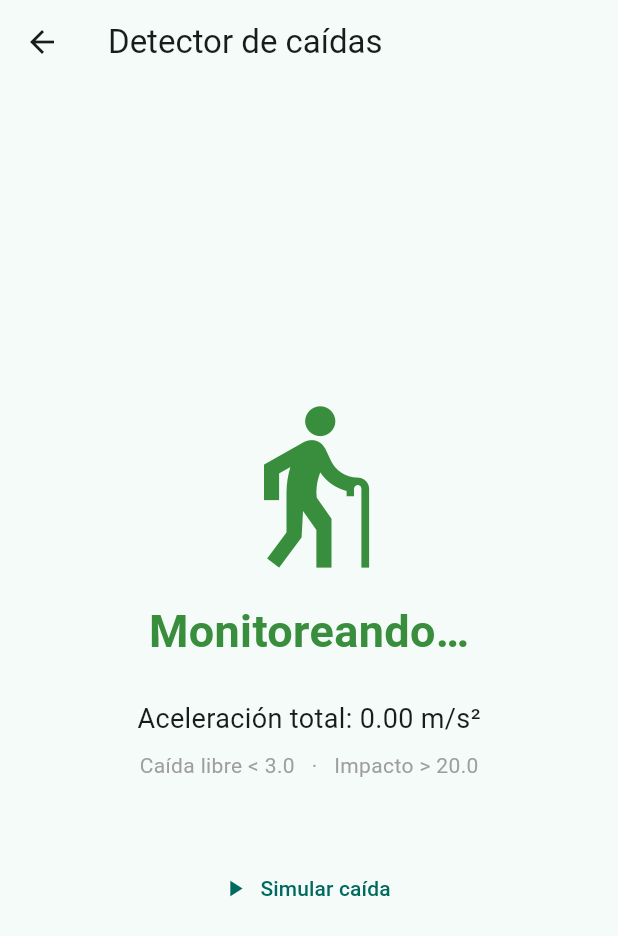
After one commit to SstefanyPerez/Acelerometro_ejemplo, a Flutter app: the screen it shows after launch, after a tap on "Detector de caídas", on a phone screen of 412 x 824 dp. The commit adds this screen. Shown: the top 936 px of the screen. Run offline on Flutter 3.47's test engine with Material 3 defaults, Android fonts, the phone set to English and light mode, and no system bars; our stand-ins replace sensors_plus.

Commit message:
Agregué pantalla de detector de caídas

```diff
--- a/lib/main.dart
+++ b/lib/main.dart
@@ -1,4 +1,5 @@
 import 'package:acelerometro_ejemplo/pantalla_bolita.dart';
+import 'package:acelerometro_ejemplo/pantalla_caidas.dart';
 import 'package:acelerometro_ejemplo/pantalla_muneco.dart';
 import 'package:flutter/material.dart';
 
@@ -57,6 +58,15 @@ class MenuPage extends StatelessWidget {
                   MaterialPageRoute(builder: (_) => const PantallaMuneco()),
                 ),
               ),
+              const SizedBox(height: 16),
+              FilledButton.icon(
+                icon: const Icon(Icons.elderly),
+                label: const Text('Detector de caídas'),
+                onPressed: () => Navigator.push(
+                  context,
+                  MaterialPageRoute(builder: (_) => const PantallaCaidas()),
+                ),
+              ),
             ],
           ),
         ),
--- /dev/null
+++ b/lib/pantalla_caidas.dart
@@ -0,0 +1,229 @@
+import 'dart:async';
+import 'dart:math' as math;
+
+import 'package:flutter/material.dart';
+import 'package:flutter/services.dart';
+import 'package:sensors_plus/sensors_plus.dart';
+
+const double umbralCaidaLibre = 3;
+const double umbralImpacto = 20;
+const Duration tiempoMaximo = Duration(seconds: 1);
+
+class PantallaCaidas extends StatefulWidget {
+  const PantallaCaidas({super.key});
+
+  @override
+  State<PantallaCaidas> createState() => _PantallaCaidasState();
+}
+
+class _PantallaCaidasState extends State<PantallaCaidas> {
+  StreamSubscription<AccelerometerEvent>? _suscripcion;
+  Timer? _temporizador;
+
+  String _estado = 'monitoreando';
+  double _aceleracion = 0;
+  DateTime? _momentoCaidaLibre;
+  int _segundos = 10;
+  String? _error;
+
+  @override
+  void initState() {
+    super.initState();
+    _suscripcion = accelerometerEventStream().listen((evento) {
+      // Pitágoras: aceleración total en los 3 ejes
+      final double total = math.sqrt(
+        evento.x * evento.x + evento.y * evento.y + evento.z * evento.z,
+      );
+
+      setState(() => _aceleracion = total);
+
+      if (_estado != 'monitoreando') return;
+
+      // Paso 1: caída libre, la aceleración baja a casi 0
+      if (total < umbralCaidaLibre) {
+        _momentoCaidaLibre = DateTime.now();
+      }
+
+      // Paso 2: impacto fuerte poco después de la caída libre
+      if (total > umbralImpacto &&
+          _momentoCaidaLibre != null &&
+          DateTime.now().difference(_momentoCaidaLibre!) < tiempoMaximo) {
+        _activarAlerta();
+      }
+    },
+        onError: (_) {
+      setState(() => _error = 'Este dispositivo no tiene acelerómetro');
+    }, cancelOnError: true);
+  }
+
+  void _activarAlerta() {
+    HapticFeedback.vibrate();
+    _momentoCaidaLibre = null;
+    setState(() {
+      _estado = 'alerta';
+      _segundos = 10;
+    });
+
+    _temporizador?.cancel();
+    _temporizador = Timer.periodic(const Duration(seconds: 1), (_) {
+      setState(() {
+        _segundos--;
+        if (_segundos == 0) {
+          _temporizador?.cancel();
+          _estado = 'enviada';
+        }
+      });
+    });
+  }
+
+  void _volverAMonitorear() {
+    _temporizador?.cancel();
+    _momentoCaidaLibre = null;
+    setState(() => _estado = 'monitoreando');
+  }
+
+  @override
+  void dispose() {
+    _suscripcion?.cancel();
+    _temporizador?.cancel();
+    super.dispose();
+  }
+
+  @override
+  Widget build(BuildContext context) {
+    if (_error != null) {
+      return Scaffold(
+        appBar: AppBar(title: const Text('Detector de caídas')),
+        body: Center(child: Text(_error!, style: const TextStyle(fontSize: 18))),
+      );
+    }
+
+    if (_estado == 'alerta') {
+      return Scaffold(
+        backgroundColor: Colors.red,
+        appBar: AppBar(title: const Text('Detector de caídas')),
+        body: Center(
+          child: Padding(
+            padding: const EdgeInsets.all(24),
+            child: Column(
+              mainAxisSize: MainAxisSize.min,
+              crossAxisAlignment: CrossAxisAlignment.stretch,
+              children: [
+                const Icon(Icons.warning, size: 100, color: Colors.white),
+                const SizedBox(height: 16),
+                const Text(
+                  '¿Estás bien?',
+                  textAlign: TextAlign.center,
+                  style: TextStyle(
+                    fontSize: 40,
+                    fontWeight: FontWeight.bold,
+                    color: Colors.white,
+                  ),
+                ),
+                const SizedBox(height: 16),
+                Text(
+                  '$_segundos',
+                  textAlign: TextAlign.center,
+                  style: const TextStyle(
+                    fontSize: 80,
+                    fontWeight: FontWeight.bold,
+                    color: Colors.white,
+                  ),
+                ),
+                const SizedBox(height: 32),
+                SizedBox(
+                  height: 80,
+                  child: FilledButton(
+                    style: FilledButton.styleFrom(
+                      backgroundColor: Colors.white,
+                      foregroundColor: Colors.red,
+                    ),
+                    onPressed: _volverAMonitorear,
+                    child: const Text(
+                      'Estoy bien',
+                      style: TextStyle(fontSize: 28, fontWeight: FontWeight.bold),
+                    ),
+                  ),
+                ),
+              ],
+            ),
+          ),
+        ),
+      );
+    }
+
+    if (_estado == 'enviada') {
+      return Scaffold(
+        appBar: AppBar(title: const Text('Detector de caídas')),
+        body: Center(
+          child: Padding(
+            padding: const EdgeInsets.all(24),
+            child: Column(
+              mainAxisSize: MainAxisSize.min,
+              crossAxisAlignment: CrossAxisAlignment.stretch,
+              children: [
+                const Icon(Icons.sms, size: 100, color: Colors.red),
+                const SizedBox(height: 16),
+                const Text(
+                  'Alerta enviada a tu contacto de emergencia',
+                  textAlign: TextAlign.center,
+                  style: TextStyle(
+                    fontSize: 26,
+                    fontWeight: FontWeight.bold,
+                    color: Colors.red,
+                  ),
+                ),
+                const SizedBox(height: 32),
+                FilledButton.icon(
+                  icon: const Icon(Icons.refresh),
+                  label: const Text('Volver a monitorear'),
+                  onPressed: _volverAMonitorear,
+                ),
+              ],
+            ),
+          ),
+        ),
+      );
+    }
+
+    return Scaffold(
+      appBar: AppBar(title: const Text('Detector de caídas')),
+      body: Center(
+        child: Padding(
+          padding: const EdgeInsets.all(24),
+          child: Column(
+            mainAxisSize: MainAxisSize.min,
+            children: [
+              Icon(Icons.elderly, size: 120, color: Colors.green.shade700),
+              const SizedBox(height: 16),
+              Text(
+                'Monitoreando…',
+                style: TextStyle(
+                  fontSize: 30,
+                  fontWeight: FontWeight.bold,
+                  color: Colors.green.shade700,
+                ),
+              ),
+              const SizedBox(height: 24),
+              Text(
+                'Aceleración total: ${_aceleracion.toStringAsFixed(2)} m/s²',
+                style: const TextStyle(fontSize: 18),
+              ),
+              const SizedBox(height: 8),
+              const Text(
+                'Caída libre < $umbralCaidaLibre   ·   Impacto > $umbralImpacto',
+                style: TextStyle(fontSize: 14, color: Colors.grey),
+              ),
+              const SizedBox(height: 48),
+              TextButton.icon(
+                icon: const Icon(Icons.play_arrow),
+                label: const Text('Simular caída'),
+                onPressed: _activarAlerta,
+              ),
+            ],
+          ),
+        ),
+      ),
+    );
+  }
+}
```
